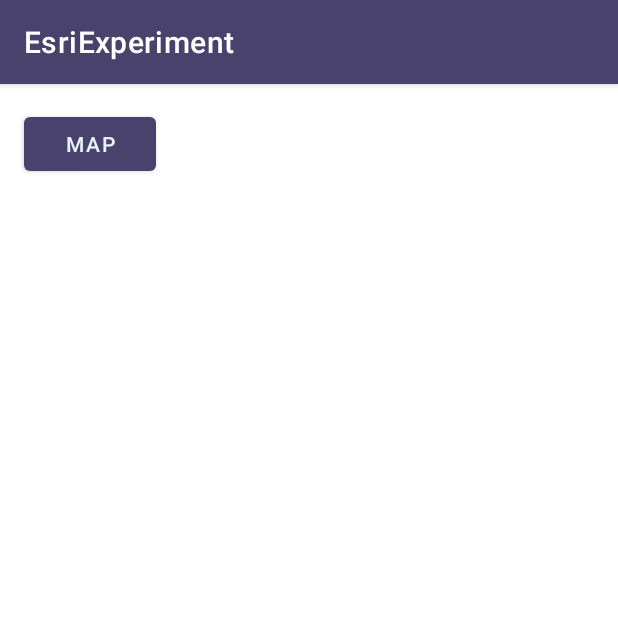
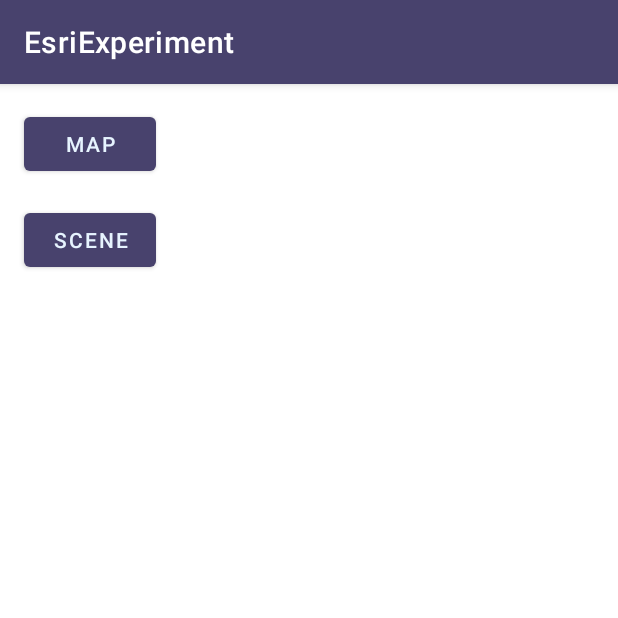
Before and after one commit to ilkayaktas/EsriExperiment, an Android app: the screen it shows after launch (MainActivity), on a phone screen of 412 x 824 dp, the top half of it. Run offline under Robolectric (Android 15) with nearby library versions, the phone set to English and light mode, and no system bars.

Commit message:
Scene is added.

```diff
--- a/app/src/main/AndroidManifest.xml
+++ b/app/src/main/AndroidManifest.xml
@@ -22,6 +22,7 @@
             </intent-filter>
         </activity>
         <activity android:name=".MapActivity" />
+        <activity android:name=".SceneActivity" />
     </application>
 
 </manifest>
--- a/app/src/main/java/tr/com/aselsan/esriexperiment/MainActivity.java
+++ b/app/src/main/java/tr/com/aselsan/esriexperiment/MainActivity.java
@@ -19,4 +19,8 @@ public class MainActivity extends AppCompatActivity {
     public void openMapView(View view) {
         startActivity(new Intent(this, MapActivity.class));
     }
+
+    public void openSceneView(View view) {
+        startActivity(new Intent(this, SceneActivity.class));
+    }
 }
--- a/app/src/main/res/layout/activity_main.xml
+++ b/app/src/main/res/layout/activity_main.xml
@@ -17,4 +17,14 @@
             android:onClick="openMapView"
             app:layout_constraintStart_toStartOf="parent"
             app:layout_constraintTop_toTopOf="parent" />
+
+    <Button
+            android:id="@+id/button2"
+            android:layout_width="wrap_content"
+            android:layout_height="wrap_content"
+            android:layout_marginTop="16dp"
+            android:text="Scene"
+            android:onClick="openSceneView"
+            app:layout_constraintStart_toStartOf="@+id/button"
+            app:layout_constraintTop_toBottomOf="@+id/button" />
 </androidx.constraintlayout.widget.ConstraintLayout>
```
Also changed, not shown: app/src/main/java/tr/com/aselsan/esriexperiment/MapActivity.java (+9 -0 lines), app/src/main/java/tr/com/aselsan/esriexperiment/SceneActivity.java (added, +65 -0 lines), app/src/main/res/layout/activity_scene.xml (added, +21 -0 lines).
